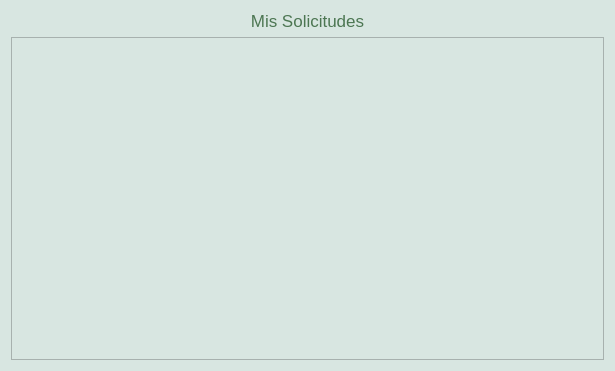
First picture: the form in client_fva/ui/ui_elements/myrequests.ui, repository luisza/dfva_client, before the edit.
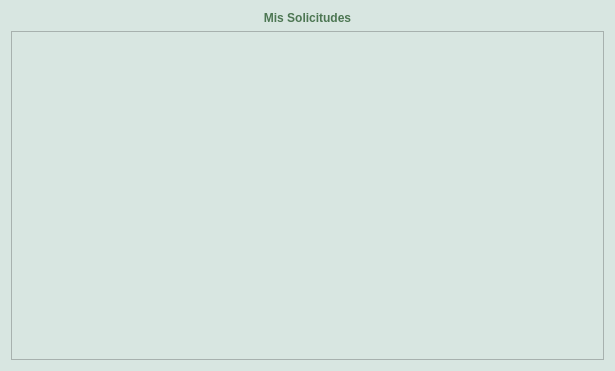
Second picture: the form after the edit.

Commit message: Start working in preferences menu item (font family, font size and theme).  Clean all font configuration in widgets so font preferences are applied everywhere as required.  Other minor changes.

```diff
--- a/client_fva/ui/ui_elements/myrequests.ui
+++ b/client_fva/ui/ui_elements/myrequests.ui
@@ -21,7 +21,7 @@
    <item>
     <widget class="QLabel" name="titleLabel">
      <property name="styleSheet">
-      <string notr="true">font: 13pt;</string>
+      <string notr="true">font: bold;</string>
      </property>
      <property name="text">
       <string>Mis Solicitudes</string>
```
The commit also changes 26 other files.
